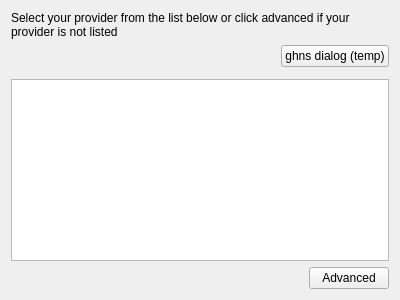
Old version of the form accountwizard/providerpage.ui in the repository KDE/kdepim-runtime.
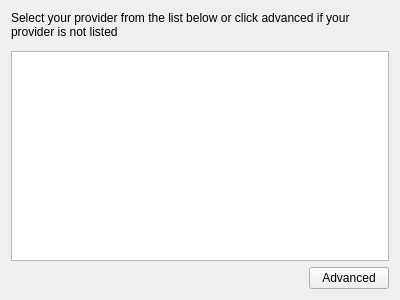
New version of the form. Custom widgets are drawn as their Qt base class.

Commit message: Replace the ghns dialog with the new and shiny api for adding it directly to our own item model.

What changed in the file:
```diff
--- a/accountwizard/providerpage.ui
+++ b/accountwizard/providerpage.ui
@@ -21,30 +21,6 @@
      </property>
     </widget>
    </item>
-   <item>
-    <layout class="QHBoxLayout" name="horizontalLayout_2">
-     <item>
-      <spacer name="horizontalSpacer_2">
-       <property name="orientation">
-        <enum>Qt::Horizontal</enum>
-       </property>
-       <property name="sizeHint" stdset="0">
-        <size>
-         <width>40</width>
-         <height>20</height>
-        </size>
-       </property>
-      </spacer>
-     </item>
-     <item>
-      <widget class="QPushButton" name="ghnsButton">
-       <property name="text">
-        <string>ghns dialog (temp)</string>
-       </property>
-      </widget>
-     </item>
-    </layout>
-   </item>
    <item>
     <widget class="KFilterProxySearchLine" name="searchLine"/>
    </item>
```
The commit also changes 2 other files.
